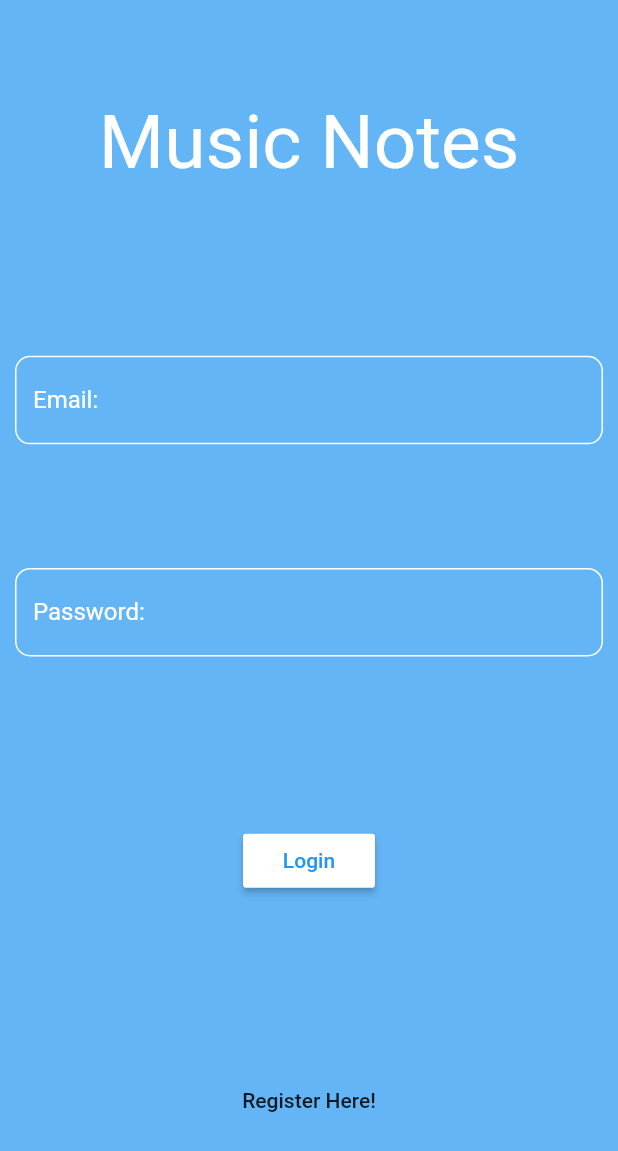
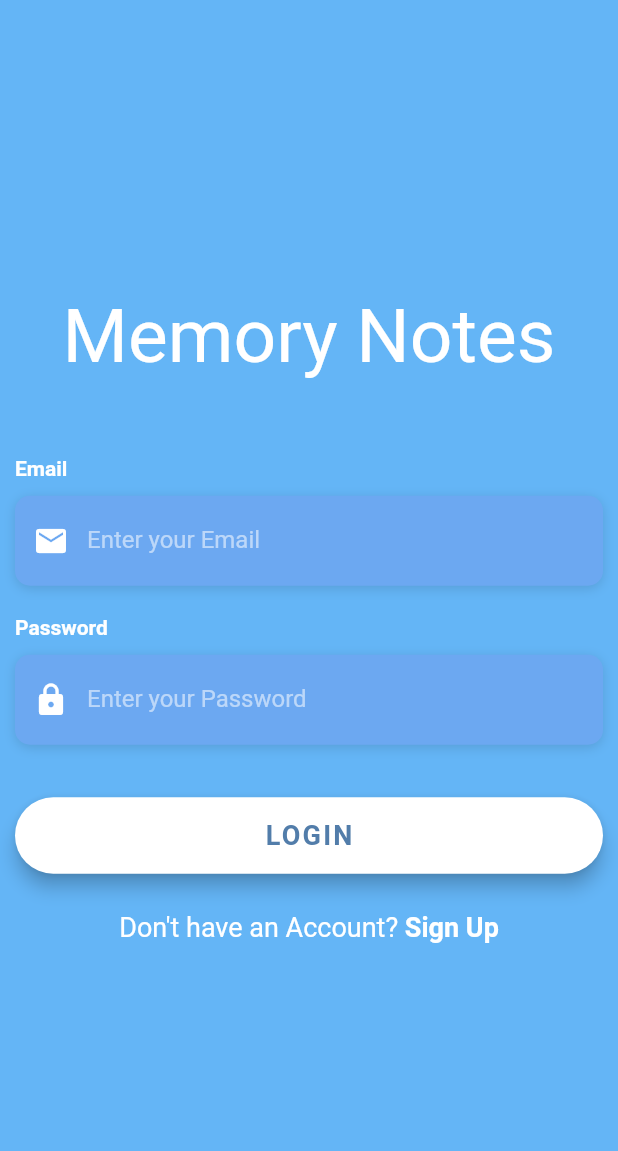
Before and after one commit to YuanSamuel/memory_notes, a Flutter app: the screen it shows after launch, on a phone screen of 412 x 824 dp. Shown: the top 1151 px of the screen. Run offline on Flutter 3.47's test engine with Material 2 defaults, Android fonts, the phone set to English and light mode, and no system bars; our stand-ins replace cloud_firestore, curved_navigation_bar, firebase_auth; accounts and stored records are empty; Roboto replaces fonts that are missing (OpenSans).

Commit message:
fixed the login screen

```diff
--- a/lib/screens/login_page.dart
+++ b/lib/screens/login_page.dart
@@ -3,6 +3,7 @@ import 'package:flutter/material.dart';
 import 'package:cloud_firestore/cloud_firestore.dart';
 import 'package:memorynotes/main.dart';
 import 'package:memorynotes/screens/home_screen.dart';
+import 'package:memorynotes/utils/StyleConstants.dart';
 import 'register_page.dart';
 
 class LoginPage extends StatefulWidget {
@@ -46,25 +47,184 @@ class _LoginPageState extends State<LoginPage> {
     }
   }
 
+  Widget _buildEmailTF() {
+    return Column(
+      crossAxisAlignment: CrossAxisAlignment.start,
+      children: <Widget>[
+        Text(
+          'Email',
+          style: StyleConstants.loginLabelTextStyle,
+        ),
+        SizedBox(height: 10.0),
+        Container(
+          alignment: Alignment.centerLeft,
+          decoration: StyleConstants.loginBoxDecorationStyle,
+          height: 60.0,
+          child: TextFormField(
+            controller: emailInputController,
+            validator: emailValidator,
+            keyboardType: TextInputType.emailAddress,
+            style: TextStyle(
+              color: Colors.white,
+              fontFamily: 'OpenSans',
+            ),
+            decoration: InputDecoration(
+              border: InputBorder.none,
+              contentPadding: EdgeInsets.only(top: 14.0),
+              prefixIcon: Icon(
+                Icons.email,
+                color: Colors.white,
+              ),
+              hintText: 'Enter your Email',
+              hintStyle: StyleConstants.loginHintTextStyle,
+            ),
+          ),
+        ),
+      ],
+    );
+  }
+
+  Widget _buildPasswordTF() {
+    return Column(
+      crossAxisAlignment: CrossAxisAlignment.start,
+      children: <Widget>[
+        Text(
+          'Password',
+          style: StyleConstants.loginLabelTextStyle,
+        ),
+        SizedBox(height: 10.0),
+        Container(
+          alignment: Alignment.centerLeft,
+          decoration: StyleConstants.loginBoxDecorationStyle,
+          height: 60.0,
+          child: TextFormField(
+            controller: passwordInputController,
+            validator: passwordValidator,
+            obscureText: true,
+            style: TextStyle(
+              color: Colors.white,
+              fontFamily: 'OpenSans',
+            ),
+            decoration: InputDecoration(
+              border: InputBorder.none,
+              contentPadding: EdgeInsets.only(top: 14.0),
+              prefixIcon: Icon(
+                Icons.lock,
+                color: Colors.white,
+              ),
+              hintText: 'Enter your Password',
+              hintStyle: StyleConstants.loginHintTextStyle,
+            ),
+          ),
+        ),
+      ],
+    );
+  }
+
+  Widget _buildLoginBtn() {
+    return Container(
+      padding: EdgeInsets.symmetric(vertical: 25.0),
+      width: double.infinity,
+      child: RaisedButton(
+        elevation: 5.0,
+        onPressed: () {
+          if (_loginFormKey.currentState.validate()) {
+            FirebaseAuth.instance
+                .signInWithEmailAndPassword(
+                email: emailInputController.text,
+                password: passwordInputController.text)
+                .then((currentUser) {
+              Firestore.instance
+                  .collection("users")
+                  .document(currentUser.user.uid)
+                  .get();
+            });
+            Navigator.push(
+              context,
+              MaterialPageRoute(builder: (context) => HomeScreen()),
+            );
+          }
+        },
+        padding: EdgeInsets.all(15.0),
+        shape: RoundedRectangleBorder(
+          borderRadius: BorderRadius.circular(30.0),
+        ),
+        color: Colors.white,
+        child: Text(
+          'LOGIN',
+          style: TextStyle(
+            color: Color(0xFF527DAA),
+            letterSpacing: 1.5,
+            fontSize: 18.0,
+            fontWeight: FontWeight.bold,
+            fontFamily: 'OpenSans',
+          ),
+        ),
+      ),
+    );
+  }
+
+  Widget _buildSignupBtn() {
+    return GestureDetector(
+      onTap: () => Navigator.push(
+        context,
+        MaterialPageRoute(builder: (context) => RegisterPage()),
+      ),
+      child: RichText(
+        text: TextSpan(
+          children: [
+            TextSpan(
+              text: 'Don\'t have an Account? ',
+              style: TextStyle(
+                color: Colors.white,
+                fontSize: 18.0,
+                fontWeight: FontWeight.w400,
+              ),
+            ),
+            TextSpan(
+              text: 'Sign Up',
+              style: TextStyle(
+                color: Colors.white,
+                fontSize: 18.0,
+                fontWeight: FontWeight.bold,
+              ),
+            ),
+          ],
+        ),
+      ),
+    );
+  }
+
+
+
   @override
   Widget build(BuildContext context) {
     // TODO: implement build
     return Scaffold(
-      body: Container(
+      body: GestureDetector(
+        onTap: () => FocusScope.of(context).unfocus(),
+        child: Container(
           padding: EdgeInsets.all(10.0),
           height: double.infinity,
           color: Colors.blue[300],
           child: Form(
             key: _loginFormKey,
             child: Column(
-            mainAxisAlignment: MainAxisAlignment.spaceAround,
+              mainAxisAlignment: MainAxisAlignment.center,
               children: <Widget>[
+
                 Text(
-                'Music Notes',
+                  'Memory Notes',
                   style: TextStyle(color: Colors.white, fontSize: 50),
                 ),
+
+                SizedBox(height: 50,),
+
                 Column(
                   children: <Widget>[
+                    _buildEmailTF(),
+                    //email
+                    /*
                     TextFormField(
                       controller: emailInputController,
                       validator: emailValidator,
@@ -86,8 +246,13 @@ class _LoginPageState extends State<LoginPage> {
                     ),
                     SizedBox(
                       height: MediaQuery.of(context).size.height / 10,
-                  ),
-                  TextFormField(
+                    ),*/
+
+                    SizedBox(height: 20.0,),
+
+                    //password
+                    _buildPasswordTF(),
+                    /*TextFormField(
                       controller: passwordInputController,
                       validator: passwordValidator,
                       obscureText: true,
@@ -105,9 +270,14 @@ class _LoginPageState extends State<LoginPage> {
                               borderSide: BorderSide(
                                 color: Colors.white,
                               ))),
-                  ),
+                    ),*/
+
                   ],
                 ),
+                SizedBox(height: 10.0,),
+                //login
+                _buildLoginBtn(),
+                /*
                 RaisedButton(
                   child: Text("Login"),
                   color: Colors.white,
@@ -131,6 +301,10 @@ class _LoginPageState extends State<LoginPage> {
                     }
                   },
                 ),
+                */
+                //signup button
+                _buildSignupBtn(),
+                /*
                 FlatButton(
                   child: Text("Register Here!"),
                   onPressed: () {
@@ -139,8 +313,9 @@ class _LoginPageState extends State<LoginPage> {
                       MaterialPageRoute(builder: (context) => RegisterPage()),
                     );
                   },
-              )
+                )*/
               ],
+            ),
           ),
         ),
       ),
--- /dev/null
+++ b/lib/utils/StyleConstants.dart
@@ -0,0 +1,43 @@
+import 'package:flutter/material.dart';
+
+class StyleConstants{
+  static TextStyle onboardingText = TextStyle(fontSize: 20.0, color: Colors.white );
+
+  static TextStyle loginHintTextStyle = TextStyle(
+    color: Colors.white54,
+    fontFamily: 'OpenSans',
+  );
+
+  static TextStyle loginLabelTextStyle = TextStyle(
+    color: Colors.white,
+    fontWeight: FontWeight.bold,
+    fontFamily: 'OpenSans',
+  );
+
+  static BoxDecoration loginBoxDecorationStyle = BoxDecoration(
+    color: Color(0xFF6CA8F1),
+    borderRadius: BorderRadius.circular(10.0),
+    boxShadow: [
+      BoxShadow(
+        color: Colors.black12,
+        blurRadius: 6.0,
+        offset: Offset(0, 2),
+      ),
+    ],
+  );
+
+  static TextStyle answerText = TextStyle(
+    color: Colors.white,
+    fontWeight: FontWeight.bold,
+    fontFamily: 'OpenSans',
+    fontSize: 20,
+  );
+
+  static final textAnswer = TextStyle(
+    color: Colors.white,
+    //fontWeight: FontWeight.bold,
+    fontFamily: 'OpenSans',
+    fontSize: 15,
+  );
+
+}
```
Lines whose indentation alone changed are shown as unchanged.
